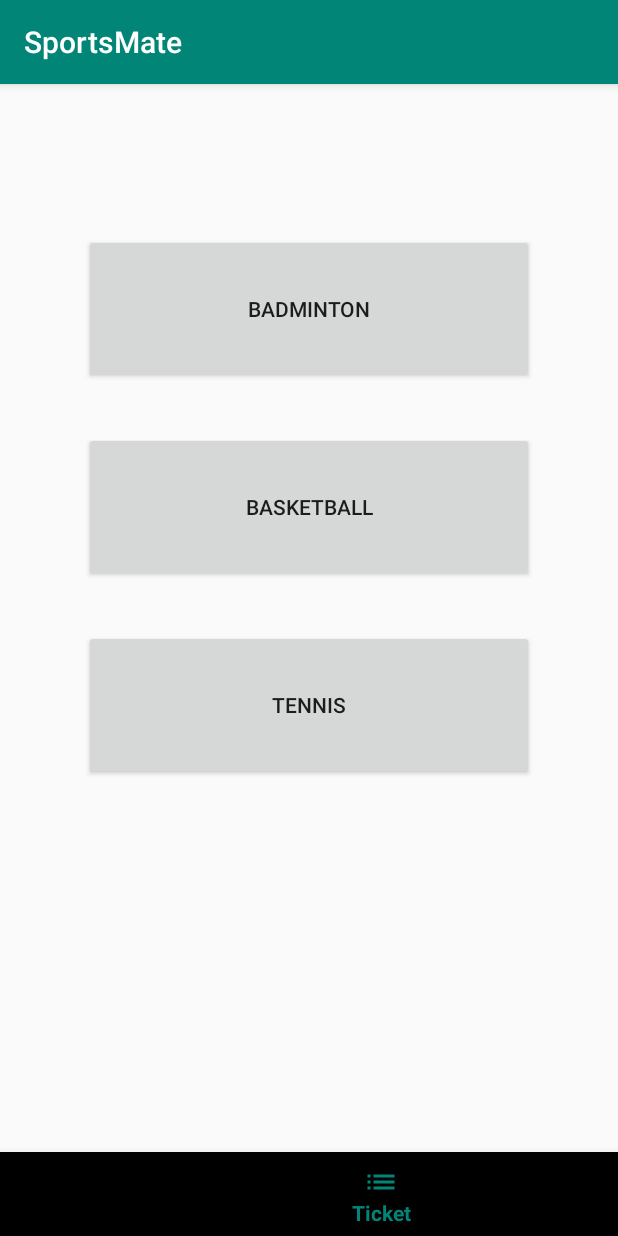
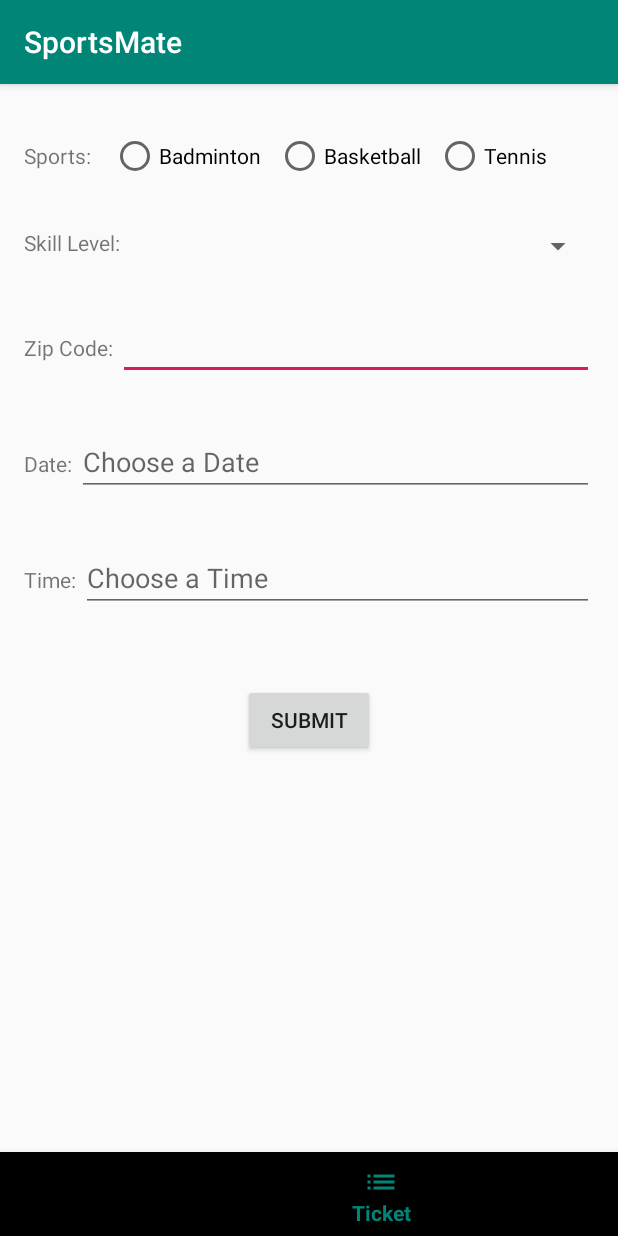
Before and after one commit to hujianrui/Capstone, an Android app: the PoseFragment screen opened directly, with no data from a screen before it, item 3 of the bottom bar chosen, on a phone screen of 412 x 824 dp. Run offline under Robolectric (Android 15) with nearby library versions, the phone set to English and light mode, and no system bars.

Commit message:
pose layout

```diff
--- a/SportsMate/app/src/main/java/com/capstone/sportsmate/Class/User.java
+++ b/SportsMate/app/src/main/java/com/capstone/sportsmate/Class/User.java
@@ -1,9 +1,13 @@
 package com.capstone.sportsmate.Class;
+
+import java.util.ArrayList;
+import java.util.List;
 
 public class User {
 
     private String id; //key
     private String name, gender, zipCode, badminton, basketball, tennis;
+    private List<Integer> tickets = new ArrayList<>();;
 
 
     public User(){}
@@ -29,6 +33,8 @@ public class User {
     public void setTennis(String tennis){
         this.tennis = tennis;
     }
+    public void addTicket(int ticketID) {this.tickets.add(ticketID); }
+    public void removeTicket(int ticketID) {this.tickets.remove(new Integer(ticketID)); }
 
     public String getUid(){return this.id;}
     public String getName(){return this.name;}
@@ -37,5 +43,6 @@ public class User {
     public String getBadminton(){return this.badminton;}
     public String getBasketball(){return this.basketball;}
     public String getTennis(){return this.tennis;}
+    public List<Integer> getTickets(){return this.tickets;}
 
 }
--- a/SportsMate/app/src/main/java/com/capstone/sportsmate/Fragment/ProfileCreateFragment.java
+++ b/SportsMate/app/src/main/java/com/capstone/sportsmate/Fragment/ProfileCreateFragment.java
@@ -112,7 +112,7 @@ public class ProfileCreateFragment extends Fragment {
 
 
 
-        database = FirebaseDatabase.getInstance().getReference();
+        database = FirebaseDatabase.getInstance().getReference().child("User");
 
         // Submit Button
         btSubmit = view.findViewById(R.id.button_submit);
--- a/SportsMate/app/src/main/java/com/capstone/sportsmate/Fragment/ProfileFragment.java
+++ b/SportsMate/app/src/main/java/com/capstone/sportsmate/Fragment/ProfileFragment.java
@@ -1,17 +1,25 @@
 package com.capstone.sportsmate.Fragment;
-
 
 import android.content.Intent;
 import android.os.Bundle;
+import android.support.annotation.NonNull;
 import android.support.v4.app.Fragment;
 import android.view.LayoutInflater;
 import android.view.View;
 import android.view.ViewGroup;
 import android.widget.Button;
+import android.widget.TextView;
 
-import com.capstone.sportsmate.Activity.HomeActivity;
 import com.capstone.sportsmate.Activity.ProfileCreateActivity;
+import com.capstone.sportsmate.Class.User;
 import com.capstone.sportsmate.R;
+import com.google.firebase.auth.FirebaseAuth;
+import com.google.firebase.auth.FirebaseUser;
+import com.google.firebase.database.DataSnapshot;
+import com.google.firebase.database.DatabaseError;
+import com.google.firebase.database.DatabaseReference;
+import com.google.firebase.database.FirebaseDatabase;
+import com.google.firebase.database.ValueEventListener;
 
 
 /**
@@ -20,6 +28,11 @@ import com.capstone.sportsmate.R;
 public class ProfileFragment extends Fragment {
 
     private Button btEdit;
+    private TextView tvName, tvGender, tvZipCode, tvBadmination, tvBasketball, tvTennis;
+    private String userId;
+
+    private DatabaseReference database;
+    private FirebaseUser user;
 
     public ProfileFragment() {
         // Required empty public constructor
@@ -32,7 +45,33 @@ public class ProfileFragment extends Fragment {
         // Inflate the layout for this fragment
 
         final View view = inflater.inflate(R.layout.fragment_profile, container, false);
+        tvName = (TextView) view.findViewById(R.id.tv_name);
+        tvGender = (TextView) view.findViewById(R.id.tv_gender);
+        tvZipCode = (TextView) view.findViewById(R.id.tv_zipCode);
+        tvBadmination = (TextView) view.findViewById(R.id.tv_badminton);
+        tvBasketball = (TextView) view.findViewById(R.id.tv_basketball);
+        tvTennis = (TextView) view.findViewById(R.id.tv_tennis);
 
+        database = FirebaseDatabase.getInstance().getReference().child("User");
+        user = FirebaseAuth.getInstance().getCurrentUser();
+        userId = user.getUid();
+
+        ValueEventListener mListener = new ValueEventListener(){
+            @Override
+            public void onDataChange(@NonNull DataSnapshot dataSnapshot) {
+                tvName.setText(dataSnapshot.child(userId).getValue(User.class).getName());
+                tvGender.setText(dataSnapshot.child(userId).getValue(User.class).getGender());
+                tvZipCode.setText(dataSnapshot.child(userId).getValue(User.class).getZipCode());
+                tvBadmination.setText(dataSnapshot.child(userId).getValue(User.class).getBadminton());
+                tvBasketball.setText(dataSnapshot.child(userId).getValue(User.class).getBasketball());
+                tvTennis.setText(dataSnapshot.child(userId).getValue(User.class).getTennis());
+            }
+
+            @Override
+            public void onCancelled(DatabaseError databaseError){
+            }
+        };
+        database.addValueEventListener(mListener);
 
         btEdit = view.findViewById(R.id.button_edit);
         btEdit.setOnClickListener(new View.OnClickListener() {
@@ -43,8 +82,9 @@ public class ProfileFragment extends Fragment {
             }
         });
 
-
         return view;
     }
 
+
+
 }
--- a/SportsMate/app/src/main/res/layout/fragment_pose.xml
+++ b/SportsMate/app/src/main/res/layout/fragment_pose.xml
@@ -1,37 +1,151 @@
 <?xml version="1.0" encoding="utf-8"?>
 <RelativeLayout xmlns:android="http://schemas.android.com/apk/res/android"
     xmlns:tools="http://schemas.android.com/tools"
+    xmlns:app="http://schemas.android.com/apk/res-auto"
     android:layout_width="match_parent"
     android:layout_height="match_parent"
+    android:layout_marginStart="16dp"
+    android:layout_marginEnd="16dp"
     tools:context=".Fragment.PoseFragment">
 
+    <RadioGroup
+        android:id="@+id/rg_sports"
+        android:layout_width="match_parent"
+        android:layout_height="wrap_content"
+        android:orientation='horizontal'
+        android:layout_marginTop="32dp"
+        app:layout_constraintStart_toStartOf="parent"
+        app:layout_constraintEnd_toEndOf="parent">
+
+        <TextView
+            android:layout_width="wrap_content"
+            android:layout_height="wrap_content"
+            android:text="Sports: "
+            android:inputType="text" />
+
+        <RadioButton
+            android:id="@+id/badminton"
+            android:layout_width="wrap_content"
+            android:layout_height="wrap_content"
+            android:layout_marginLeft="10dp"
+            android:text="Badminton" />
+
+        <RadioButton
+            android:id="@+id/basketball"
+            android:layout_width="wrap_content"
+            android:layout_height="wrap_content"
+            android:layout_marginLeft="10dp"
+            android:text="Basketball" />
+
+        <RadioButton
+            android:id="@+id/tennis"
+            android:layout_width="wrap_content"
+            android:layout_height="wrap_content"
+            android:layout_marginLeft="10dp"
+            android:text="Tennis" />
+    </RadioGroup>
+
+
+    <LinearLayout
+        android:id="@+id/ll_skilllvl"
+        android:layout_width="match_parent"
+        android:layout_height="wrap_content"
+        android:layout_below="@id/rg_sports"
+        android:layout_marginTop="32dp"
+        android:orientation="horizontal">
+
+        <TextView
+            android:layout_width="wrap_content"
+            android:layout_height="wrap_content"
+            android:text="Skill Level: "
+            android:inputType="text" />
+
+        <Spinner
+            android:id="@+id/spinner_skilllvl"
+            android:layout_width="match_parent"
+            android:layout_height="wrap_content"/>
+
+    </LinearLayout>
+
+    <LinearLayout
+        android:id="@+id/ll_zipCode"
+        android:layout_width="match_parent"
+        android:layout_height="wrap_content"
+        android:layout_below="@id/ll_skilllvl"
+        android:layout_marginTop="32dp"
+        android:orientation="horizontal">
+
+        <TextView
+            android:layout_width="wrap_content"
+            android:layout_height="wrap_content"
+            android:text="Zip Code: "
+            android:inputType="text" />
+
+        <EditText
+            android:id="@+id/editText_zipCode"
+            android:layout_width="wrap_content"
+            android:layout_height="wrap_content"
+            android:inputType="number"
+            android:layout_weight="1"
+            android:text="" />
+
+    </LinearLayout>
+
+    <LinearLayout
+        android:id="@+id/ll_date"
+        android:layout_width="match_parent"
+        android:layout_height="wrap_content"
+        android:layout_below="@id/ll_zipCode"
+        android:layout_marginTop="32dp"
+        android:orientation="horizontal">
+
+        <TextView
+            android:layout_width="wrap_content"
+            android:layout_height="wrap_content"
+            android:text="Date: "
+            android:inputType="text" />
+
+        <EditText
+            android:id="@+id/editText_date"
+            android:layout_width="wrap_content"
+            android:layout_height="wrap_content"
+            android:inputType="number"
+            android:layout_weight="1"
+            android:hint="Choose a Date" />
+
+    </LinearLayout>
+
+    <LinearLayout
+        android:id="@+id/ll_time"
+        android:layout_width="match_parent"
+        android:layout_height="wrap_content"
+        android:layout_below="@id/ll_date"
+        android:layout_marginTop="32dp"
+        android:orientation="horizontal">
+
+        <TextView
+            android:layout_width="wrap_content"
+            android:layout_height="wrap_content"
+            android:text="Time: "
+            android:inputType="text" />
+
+        <EditText
+            android:id="@+id/editText_time"
+            android:layout_width="wrap_content"
+            android:layout_height="wrap_content"
+            android:inputType="number"
+            android:layout_weight="1"
+            android:hint="Choose a Time" />
+
+    </LinearLayout>
 
     <Button
-        android:id="@+id/button_badminton"
-        android:text="Badminton"
-        android:layout_width="300dp"
-        android:layout_height="100dp"
-        android:layout_marginTop="100dp"
-        android:layout_centerHorizontal="true"/>
-
-    <Button
-        android:id="@+id/button_basketball"
-        android:text="Basketball"
-        android:layout_width="300dp"
-        android:layout_height="100dp"
-        android:layout_below="@id/button_badminton"
-        android:layout_marginTop="32dp"
-        android:layout_centerHorizontal="true"/>
-
-    <Button
-        android:id="@+id/button_tennis"
-        android:text="Tennis"
-        android:layout_width="300dp"
-        android:layout_height="100dp"
-        android:layout_below="@id/button_basketball"
-        android:layout_marginTop="32dp"
-        android:layout_centerHorizontal="true"/>
-
-
+        android:id="@+id/button_submit"
+        android:layout_width="wrap_content"
+        android:layout_height="wrap_content"
+        android:layout_below="@id/ll_time"
+        android:layout_marginTop="48dp"
+        android:layout_centerHorizontal="true"
+        android:text="Submit" />
 
 </RelativeLayout>
--- a/SportsMate/app/src/main/res/layout/fragment_profile.xml
+++ b/SportsMate/app/src/main/res/layout/fragment_profile.xml
@@ -23,7 +23,7 @@
             android:id="@+id/tv_name"
             android:layout_width="wrap_content"
             android:layout_height="wrap_content"
-            android:text="Male"
+            android:text=""
             android:inputType="text" />
 
     </LinearLayout>
@@ -45,7 +45,7 @@
             android:id="@+id/tv_gender"
             android:layout_width="wrap_content"
             android:layout_height="wrap_content"
-            android:text="Male"
+            android:text=""
             android:inputType="text" />
 
     </LinearLayout>
@@ -67,7 +67,7 @@
             android:id="@+id/tv_zipCode"
             android:layout_width="wrap_content"
             android:layout_height="wrap_content"
-            android:text="84102"
+            android:text=""
             android:inputType="text" />
 
     </LinearLayout>
@@ -89,7 +89,7 @@
             android:id="@+id/tv_badminton"
             android:layout_width="wrap_content"
             android:layout_height="wrap_content"
-            android:text="Beginner"
+            android:text=""
             android:inputType="text" />
 
     </LinearLayout>
@@ -111,7 +111,7 @@
             android:id="@+id/tv_basketball"
             android:layout_width="wrap_content"
             android:layout_height="wrap_content"
-            android:text="Beginner"
+            android:text=""
             android:inputType="text" />
 
     </LinearLayout>
@@ -133,7 +133,7 @@
             android:id="@+id/tv_tennis"
             android:layout_width="wrap_content"
             android:layout_height="wrap_content"
-            android:text="Beginner"
+            android:text=""
             android:inputType="text" />
 
     </LinearLayout>
--- a/SportsMate/app/src/main/res/layout/fragment_profile_create.xml
+++ b/SportsMate/app/src/main/res/layout/fragment_profile_create.xml
@@ -35,6 +35,7 @@
         android:id="@+id/rg_sex"
         android:layout_width="match_parent"
         android:layout_height="wrap_content"
+        android:orientation='horizontal'
         android:layout_marginTop="32dp"
         android:layout_below="@id/ll_name"
         app:layout_constraintStart_toStartOf="parent"
--- a/SportsMate/app/src/main/res/menu/bottom_navigation.xml
+++ b/SportsMate/app/src/main/res/menu/bottom_navigation.xml
@@ -1,15 +1,15 @@
 <?xml version="1.0" encoding="utf-8"?>
 <menu xmlns:android="http://schemas.android.com/apk/res/android">
+
+    <item
+        android:id = "@+id/nav_home"
+        android:icon="@drawable/ic_home_black_24dp"
+        android:title="Home" />
 
     <item
         android:id = "@+id/nav_profile"
         android:icon="@drawable/ic_profile_black_24dp"
         android:title="Profile" />
-
-    <item
-        android:id = "@+id/nav_home"
-        android:icon="@drawable/ic_home_black_24dp"
-        android:title="Home" />
 
     <item
         android:id = "@+id/nav_ticket"
```
